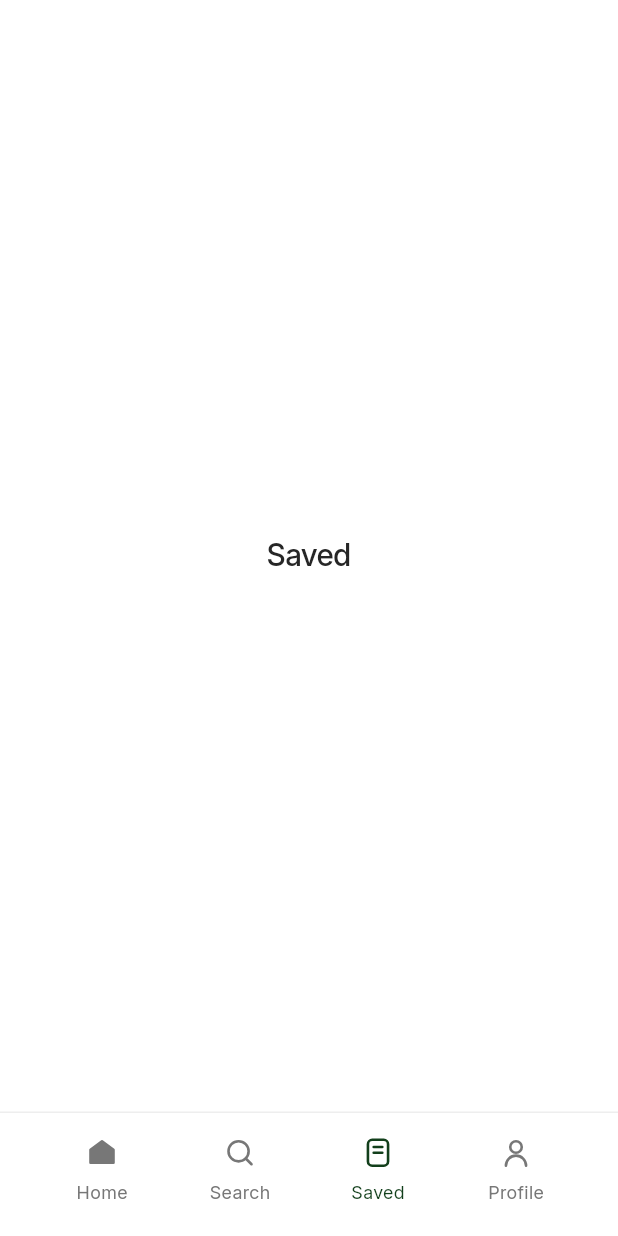
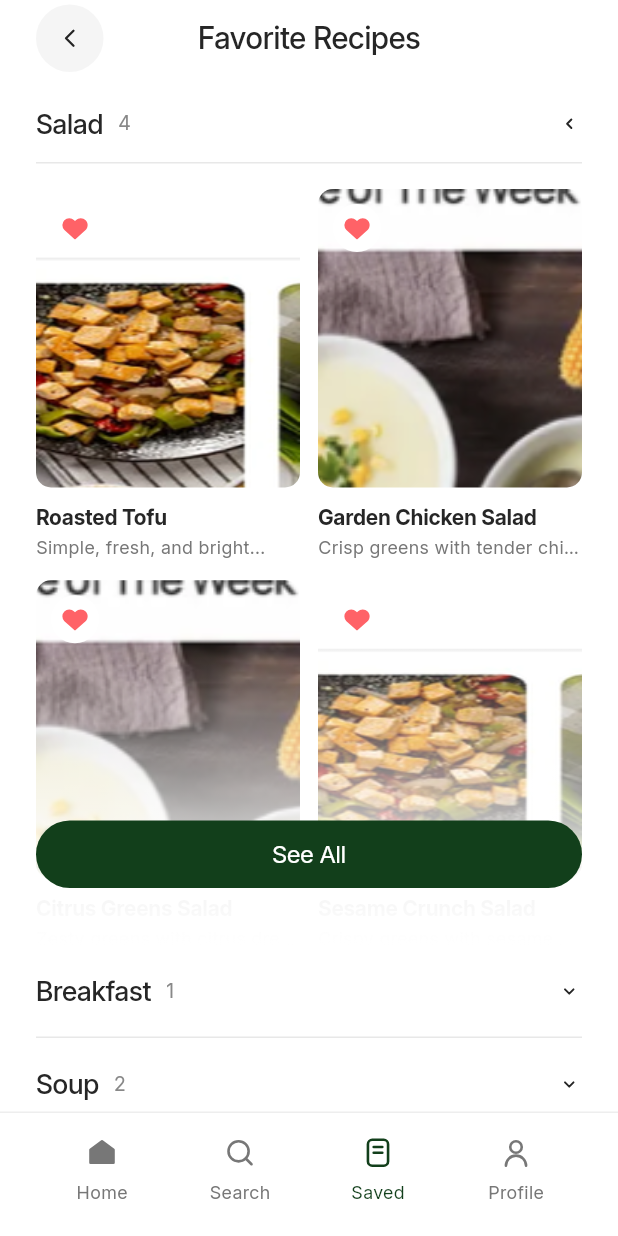
Before and after one commit to SherazAli-67/recipe-app-ui, a Flutter app: the screen it shows after launch, item 3 of the bottom bar chosen, on a phone screen of 412 x 824 dp. Run offline on Flutter 3.47's test engine with Material 3 defaults, Android fonts, the phone set to English and light mode, and no system bars; our stand-ins replace flutter_svg, go_router.

Commit message:
Recipe App - Favorites screen development

```diff
--- a/lib/constants/number_constant.dart
+++ b/lib/constants/number_constant.dart
@@ -14,6 +14,9 @@ class NumberConstant {
   static const favoriteCardImageHeight = 199.0;
   static const favoriteCardGap = 12.0;
   static const favoriteGridRowGap = 16.0;
+  static const favoriteGridHeight = 504.0;
+  static const favoriteSeeAllOverlayHeight = 205.0;
+  static const favoriteAccordionCountGap = 10.0;
   static const weekImageHeight = 124.0;
   static const weekImageGap = 14.0;
   static const avatarSize = 44.0;
--- a/lib/constants/string_const.dart
+++ b/lib/constants/string_const.dart
@@ -30,4 +30,5 @@ class StringConst {
   static const watchVideo = 'Watch Video';
   static const imagePageIndicator = '1 - 8';
   static const recipeNotFound = 'Recipe not found';
+  static const noFavorites = 'No favorites yet';
 }
--- a/lib/core/app_data.dart
+++ b/lib/core/app_data.dart
@@ -235,6 +235,26 @@ class AppData {
           'Whisk oil, lemon, and honey for dressing. Toss greens with citrus and feta, then dress lightly before serving.',
       isFavorite: true,
     ),
+    RecipeModel(
+      id: '11',
+      title: 'Sesame Crunch Salad',
+      description: 'Crispy greens with sesame dressing...',
+      imagePath: AssetRes.roastedTofuImg,
+      cookTime: '20 mins',
+      category: StringConst.salad,
+      rating: 4.3,
+      difficulty: 'Easy',
+      ingredients: [
+        'Napa cabbage',
+        'Carrot',
+        'Sesame oil',
+        'Rice vinegar',
+        'Toasted sesame',
+      ],
+      directions:
+          'Shred cabbage and carrot. Whisk sesame oil and rice vinegar, toss with greens, and finish with toasted sesame.',
+      isFavorite: true,
+    ),
   ];
 
   static List<RecipeModel> get recommendations => recipes.take(3).toList();
--- /dev/null
+++ b/lib/presentation/screens/favorites_screen.dart
@@ -0,0 +1,206 @@
+import 'package:flutter/material.dart';
+import 'package:flutter_svg/flutter_svg.dart';
+import 'package:go_router/go_router.dart';
+import 'package:provider/provider.dart';
+import 'package:recipe_app_ui/constants/number_constant.dart';
+import 'package:recipe_app_ui/constants/string_const.dart';
+import 'package:recipe_app_ui/core/app_colors.dart';
+import 'package:recipe_app_ui/core/app_data.dart';
+import 'package:recipe_app_ui/core/app_textstyles.dart';
+import 'package:recipe_app_ui/core/asset_res.dart';
+import 'package:recipe_app_ui/core/models/recipe_model.dart';
+import 'package:recipe_app_ui/presentation/widgets/circular_icon_button.dart';
+import 'package:recipe_app_ui/presentation/widgets/recipe_card.dart';
+import 'package:recipe_app_ui/providers/favorites_provider.dart';
+import 'package:recipe_app_ui/routing/router.dart';
+
+class FavoritesScreen extends StatelessWidget {
+  const FavoritesScreen({super.key});
+
+  @override
+  Widget build(BuildContext context) {
+    final provider = context.watch<FavoritesProvider>();
+
+    return Scaffold(
+      backgroundColor: AppColors.whiteColor,
+      body: SafeArea(
+        child: Padding(
+          padding: .symmetric(horizontal: NumberConstant.horizontalPadding),
+          child: Column(
+            children: [
+              _buildTopNav(context),
+              Expanded(
+                child: ListView(
+                  padding: .only(top: 5, bottom: 16),
+                  children: AppData.favoriteCategories.map((category) {
+                    final isExpanded = provider.isExpanded(category);
+                    final favorites = AppData.favoriteRecipesByCategory(category);
+                    return Column(
+                      crossAxisAlignment: .start,
+                      children: [
+                        _buildAccordionRow(
+                          title: category,
+                          count: favorites.length,
+                          isExpanded: isExpanded,
+                          onTap: () => provider.toggleCategory(category),
+                        ),
+                        if (isExpanded) _buildFavoritesGrid(context, provider, favorites),
+                      ],
+                    );
+                  }).toList(),
+                ),
+              ),
+            ],
+          ),
+        ),
+      ),
+    );
+  }
+
+  Widget _buildTopNav(BuildContext context) {
+    return Padding(
+      padding: .symmetric(vertical: 3),
+      child: Row(
+        children: [
+          CircularIconButton(
+            iconPath: AssetRes.icBack,
+            onTap: () => context.go(NamedRoutes.home.routeName),
+          ),
+          Expanded(
+            child: Text(StringConst.favoriteRecipes, style: AppTextStyles.topNavTitle, textAlign: .center,),
+          ),
+          Opacity(
+            opacity: 0,
+            child: CircularIconButton(iconPath: AssetRes.icBack,),
+          ),
+        ],
+      ),
+    );
+  }
+
+  Widget _buildAccordionRow({
+    required String title,
+    required int count,
+    required bool isExpanded,
+    required VoidCallback onTap,
+  }) {
+    return GestureDetector(
+      onTap: onTap,
+      behavior: .opaque,
+      child: DecoratedBox(
+        decoration: BoxDecoration(
+          border: Border(bottom: BorderSide(color: AppColors.borderColor)),
+        ),
+        child: SizedBox(
+          height: isExpanded ? 53 : NumberConstant.accordionRowHeight,
+          child: Row(
+            children: [
+              Text(title, style: AppTextStyles.accordionTitle,),
+              Padding(
+                padding: .only(left: NumberConstant.favoriteAccordionCountGap),
+                child: Text('$count', style: AppTextStyles.accordionCount,),
+              ),
+              const Spacer(),
+              AnimatedRotation(
+                turns: isExpanded ? 0.25 : 0,
+                duration: const Duration(milliseconds: 200),
+                child: SvgPicture.asset(AssetRes.icChevronRight,),
+              ),
+            ],
+          ),
+        ),
+      ),
+    );
+  }
+
+  Widget _buildFavoritesGrid(
+    BuildContext context,
+    FavoritesProvider provider,
+    List<RecipeModel> favorites,
+  ) {
+    if (favorites.isEmpty) {
+      return const SizedBox(height: 24);
+    }
+
+    return Padding(
+      padding: .only(top: 17),
+      child: SizedBox(
+        height: NumberConstant.favoriteGridHeight,
+        child: Stack(
+          children: [
+            GridView.builder(
+              physics: const NeverScrollableScrollPhysics(),
+              itemCount: favorites.length,
+              gridDelegate: SliverGridDelegateWithFixedCrossAxisCount(
+                crossAxisCount: 2,
+                crossAxisSpacing: NumberConstant.favoriteCardGap,
+                mainAxisSpacing: NumberConstant.favoriteGridRowGap,
+                childAspectRatio: NumberConstant.favoriteCardWidth /
+                    (NumberConstant.favoriteCardImageHeight + 50),
+              ),
+              itemBuilder: (context, index) {
+                final recipe = favorites[index];
+                return LayoutBuilder(
+                  builder: (context, constraints) => RecipeCard(
+                    recipe: recipe,
+                    width: constraints.maxWidth,
+                    imageHeight: NumberConstant.favoriteCardImageHeight,
+                    showTimeBadge: false,
+                    showFavoriteButton: true,
+                    useSmallTitle: true,
+                    onTap: () => context.push(NamedRoutes.recipeDetailPath(recipe.id)),
+                    onFavoriteTap: () => provider.toggleFavorite(recipe.id),
+                  ),
+                );
+              },
+            ),
+            Positioned(
+              left: 0,
+              right: 0,
+              bottom: 0,
+              height: NumberConstant.favoriteSeeAllOverlayHeight,
+              child: IgnorePointer(
+                child: DecoratedBox(
+                  decoration: BoxDecoration(
+                    gradient: LinearGradient(
+                      begin: .topCenter,
+                      end: .bottomCenter,
+                      colors: [
+                        AppColors.whiteColor.withValues(alpha: 0),
+                        AppColors.whiteColor.withValues(alpha: 0.94),
+                        AppColors.whiteColor,
+                      ],
+                      stops: const [0, 0.78, 1],
+                    ),
+                  ),
+                ),
+              ),
+            ),
+            Positioned(
+              left: 0,
+              right: 0,
+              bottom: 38,
+              child: Center(child: _buildSeeAllButton()),
+            ),
+          ],
+        ),
+      ),
+    );
+  }
+
+  Widget _buildSeeAllButton() {
+    return DecoratedBox(
+      decoration: BoxDecoration(
+        color: AppColors.primaryGreenColor,
+        borderRadius: .circular(NumberConstant.primaryButtonRadius),
+      ),
+      child: SizedBox(
+        height: NumberConstant.primaryButtonHeight,
+        child: Padding(
+          padding: .symmetric(horizontal: NumberConstant.primaryButtonHorizontalPadding),
+          child: Center(child: Text(StringConst.seeAll, style: AppTextStyles.primaryButton,),),
+        ),
+      ),
+    );
+  }
+}
--- a/lib/presentation/screens/saved_screen.dart
+++ /dev/null
@@ -1,16 +0,0 @@
-import 'package:flutter/material.dart';
-import 'package:recipe_app_ui/constants/string_const.dart';
-import 'package:recipe_app_ui/core/app_textstyles.dart';
-
-class SavedScreen extends StatelessWidget {
-  const SavedScreen({super.key});
-
-  @override
-  Widget build(BuildContext context) {
-    return Scaffold(
-      body: SafeArea(
-        child: Center(child: Text(StringConst.saved, style: AppTextStyles.topNavTitle,),),
-      ),
-    );
-  }
-}
--- /dev/null
+++ b/lib/providers/favorites_provider.dart
@@ -0,0 +1,21 @@
+import 'package:flutter/foundation.dart';
+import 'package:recipe_app_ui/constants/string_const.dart';
+import 'package:recipe_app_ui/core/app_data.dart';
+
+class FavoritesProvider extends ChangeNotifier {
+  String expandedCategory = StringConst.salad;
+
+  void toggleCategory(String category) {
+    expandedCategory = expandedCategory == category ? '' : category;
+    notifyListeners();
+  }
+
+  void toggleFavorite(String id) {
+    final recipe = AppData.recipeById(id);
+    if (recipe == null) return;
+    recipe.isFavorite = !recipe.isFavorite;
+    notifyListeners();
+  }
+
+  bool isExpanded(String category) => expandedCategory == category;
+}
--- a/lib/routing/router.dart
+++ b/lib/routing/router.dart
@@ -8,8 +8,9 @@ import 'package:recipe_app_ui/presentation/screens/home_screen.dart';
 import 'package:recipe_app_ui/presentation/screens/main_shell.dart';
 import 'package:recipe_app_ui/presentation/screens/profile_screen.dart';
 import 'package:recipe_app_ui/presentation/screens/recipe_detail_screen.dart';
-import 'package:recipe_app_ui/presentation/screens/saved_screen.dart';
+import 'package:recipe_app_ui/presentation/screens/favorites_screen.dart';
 import 'package:recipe_app_ui/presentation/screens/search_screen.dart';
+import 'package:recipe_app_ui/providers/favorites_provider.dart';
 import 'package:recipe_app_ui/providers/home_provider.dart';
 import 'package:recipe_app_ui/providers/recipe_detail_provider.dart';
 
@@ -42,7 +43,10 @@ GoRouter router = GoRouter(
           routes: [
             GoRoute(
               path: NamedRoutes.saved.routeName,
-              builder: (context, state) => const SavedScreen(),
+              builder: (context, state) => ChangeNotifierProvider(
+                create: (_) => FavoritesProvider(),
+                child: const FavoritesScreen(),
+              ),
             ),
           ],
         ),
```
